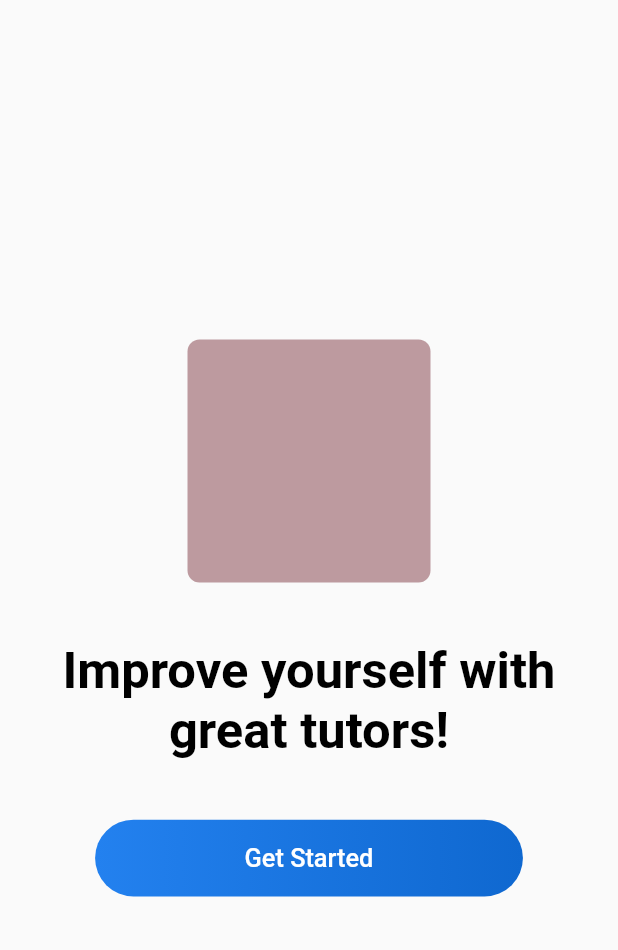
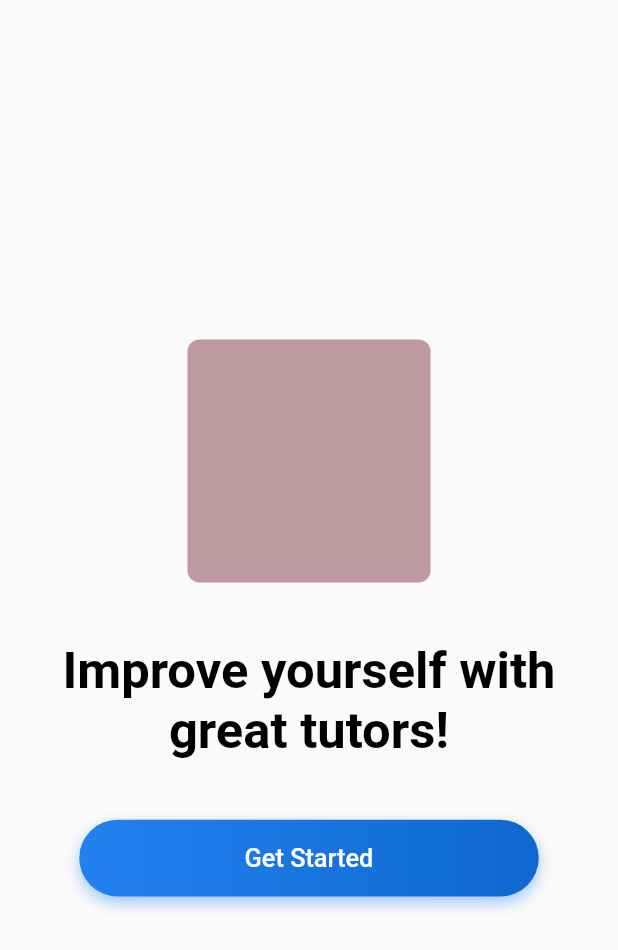
Before and after one commit to coderof19clc7/MobileApplicationProgrammingAdvance, a Flutter app: the screen it shows after launch, on a phone screen of 412 x 824 dp. Shown: the top 950 px of the screen. Run offline on Flutter 3.47's test engine with Material 2 defaults, Android fonts, the phone set to English and light mode, and no system bars.

```diff
--- a/lib/configs/constants/colors.dart
+++ b/lib/configs/constants/colors.dart
@@ -27,6 +27,8 @@ class AppColors {
   static const black = Colors.black; // #000000
 
   static final primaryBlue100 = HexColor.fromHex('#E0EAFF');
+  static final primaryBlue200 = HexColor.fromHex('#E3EFFD');
+  static final primaryBlue300 = HexColor.fromHex('#B7D4FF');
   static final primaryBlue400 = HexColor.fromHex('#2381EF');
   static final primaryBlue500 = HexColor.fromHex('#0F68D0');
 
--- a/lib/presentations/screens/on_boarding_screen/on_boarding_screen.dart
+++ b/lib/presentations/screens/on_boarding_screen/on_boarding_screen.dart
@@ -36,7 +36,7 @@ class OnBoardingScreen extends StatelessWidget {
             SizedBox(height: Dimens.getProportionalScreenHeight(context, 40)),
             PrimaryFillButton(
               onTap: () {},
-              width: Dimens.getScreenWidth(context) - Dimens.getProportionalScreenWidth(context, 120),
+              width: Dimens.getScreenWidth(context) - Dimens.getProportionalScreenWidth(context, 100),
               paddingVertical: Dimens.getProportionalScreenHeight(context, 16),
               borderRadiusValue: Dimens.getScreenWidth(context),
               child: Text(
--- a/lib/presentations/widgets/buttons/primary_fill_button.dart
+++ b/lib/presentations/widgets/buttons/primary_fill_button.dart
@@ -3,12 +3,13 @@ import 'package:one_one_learn/configs/constants/colors.dart';
 
 class PrimaryFillButton extends StatelessWidget {
   const PrimaryFillButton({
+    required this.child,
     super.key, this.onTap,
-    required this.child,
     this.width = 160, this.height,
     this.splashColor = Colors.white38,
     this.customBorder,
     this.preferGradient = true,
+    this.hasShadow = true,
     this.bgLinearGradient,
     this.bgColor,
     this.borderRadiusValue = 8,
@@ -22,6 +23,7 @@ class PrimaryFillButton extends StatelessWidget {
   final Color? splashColor;
   final ShapeBorder? customBorder;
   final bool preferGradient;
+  final bool hasShadow;
   final LinearGradient? bgLinearGradient;
   final Color? bgColor;
   final double borderRadiusValue;
@@ -45,6 +47,7 @@ class PrimaryFillButton extends StatelessWidget {
         borderRadius: BorderRadius.circular(borderRadiusValue),
         color: color,
         gradient: gradient,
+        boxShadow: hasShadow ? [Effects.primaryShadow] : null,
       ),
       child: Material(
         color: Colors.transparent,
```
